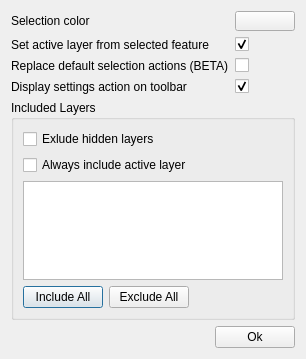
This is settingsdialog.ui in YoannQDQ/qgis-multilayer-select as Qt 5 draws it before an edit. The edited form follows.
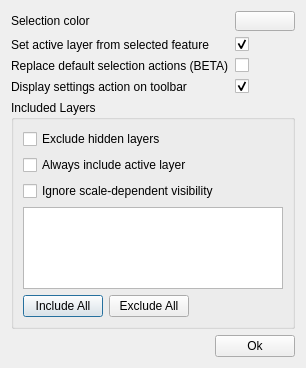
This is the edited form. Custom widgets are drawn as their Qt base class.

Commit message: Dynamically load ui and apply ignore scale to all tools

What changed in the file:
```diff
--- a/settingsdialog.ui
+++ b/settingsdialog.ui
@@ -6,8 +6,8 @@
    <rect>
     <x>0</x>
     <y>0</y>
-    <width>279</width>
-    <height>359</height>
+    <width>294</width>
+    <height>368</height>
    </rect>
   </property>
   <property name="windowTitle">
@@ -110,7 +110,7 @@
          <string>If checked, the active layer will be handled by the selection tools even if it is unchecked in the list below</string>
         </property>
         <property name="text">
-         <string>Exlude hidden layers</string>
+         <string>Exclude hidden layers</string>
         </property>
        </widget>
       </item>
@@ -125,7 +125,21 @@
        </widget>
       </item>
       <item>
-       <widget class="QListView" name="view"/>
+       <widget class="QCheckBox" name="ignoreScaleCheckBox">
+        <property name="toolTip">
+         <string>If checked, scale dependent visibility will be disabled while the selection occurs</string>
+        </property>
+        <property name="text">
+         <string>Ignore scale-dependent visibility</string>
+        </property>
+       </widget>
+      </item>
+      <item>
+       <widget class="QListView" name="view">
+        <property name="toolTip">
+         <string>Allow to define layers that will not be considered by the multiselection tools (i.e. vector basemaps)</string>
+        </property>
+       </widget>
       </item>
       <item>
        <layout class="QHBoxLayout" name="horizontalLayout_2">
```
Left out of the diff: 5 changed lines with no effect on the pictures. The commit also changes 9 other files.
